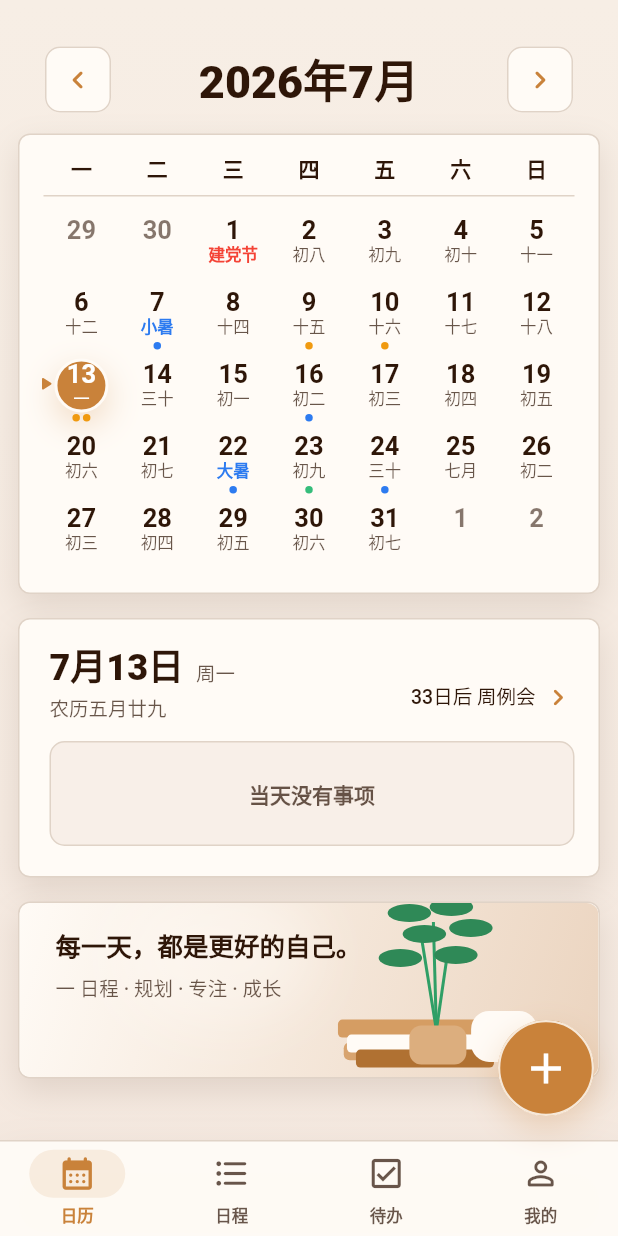
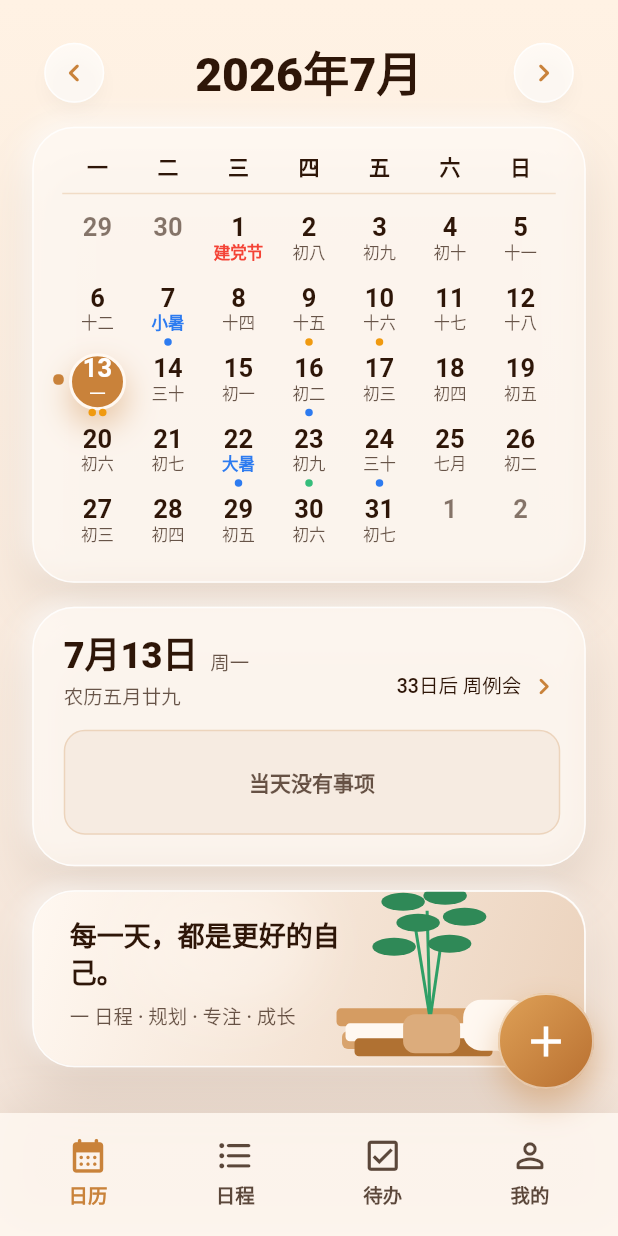
Before and after one commit to dabenbenzhong/flutter_demo, a Flutter app: the screen it shows after launch, on a phone screen of 412 x 824 dp. Run offline on Flutter 3.47's test engine with Material 3 defaults, Android fonts, the phone set to English and light mode, and no system bars; Roboto replaces fonts that are missing (sans).

Commit message:
Implement Figma calendar UI

```diff
--- a/lib/features/calendar/widgets/add_event_button.dart
+++ b/lib/features/calendar/widgets/add_event_button.dart
@@ -24,11 +24,15 @@ class AddEventButton extends StatelessWidget {
             width: appFloatingActionButtonSize,
             height: appFloatingActionButtonSize,
             decoration: BoxDecoration(
-              color: tokens.colors.primaryAction,
+              gradient: const LinearGradient(
+                begin: Alignment.topLeft,
+                end: Alignment.bottomRight,
+                colors: [Color(0xffdfa157), Color(0xffb86f30)],
+              ),
               shape: BoxShape.circle,
               border: Border.all(
-                color: tokens.colors.surface.withValues(alpha: 0.84),
-                width: 1.5,
+                color: Colors.white.withValues(alpha: 0.55),
+                width: 1.33,
               ),
               boxShadow: tokens.shadows.floating,
             ),
--- a/lib/features/calendar/widgets/calendar_bottom_navigation.dart
+++ b/lib/features/calendar/widgets/calendar_bottom_navigation.dart
@@ -25,32 +25,30 @@ class CalendarBottomNavigation extends StatelessWidget {
     return DecoratedBox(
       key: const ValueKey('calendar-bottom-navigation-surface'),
       decoration: BoxDecoration(
-        color: tokens.colors.surface.withValues(alpha: 0.96),
-        border: Border(top: BorderSide(color: tokens.colors.border)),
+        color: tokens.colors.surface.withValues(alpha: 0.86),
         boxShadow: tokens.shadows.navigation,
       ),
       child: SafeArea(
         top: false,
         child: SizedBox(
           height: appBottomNavigationHeight,
-          child: Center(
-            child: ConstrainedBox(
-              constraints: const BoxConstraints(maxWidth: appPageMaxWidth),
-              child: NavigationBar(
-                selectedIndex: selectedIndex,
-                onDestinationSelected: onSelected,
-                height: appBottomNavigationHeight,
-                backgroundColor: Colors.transparent,
-                elevation: 0,
-                labelBehavior: NavigationDestinationLabelBehavior.alwaysShow,
-                destinations: [
-                  for (final item in items)
-                    NavigationDestination(
-                      icon: Icon(item.icon),
-                      selectedIcon: Icon(item.icon),
-                      label: item.label,
-                    ),
-                ],
+          child: Material(
+            type: MaterialType.transparency,
+            child: Center(
+              child: ConstrainedBox(
+                constraints: const BoxConstraints(maxWidth: appPageMaxWidth),
+                child: Row(
+                  children: [
+                    for (var index = 0; index < items.length; index++)
+                      Expanded(
+                        child: _NavigationItem(
+                          data: items[index],
+                          isSelected: selectedIndex == index,
+                          onTap: () => onSelected(index),
+                        ),
+                      ),
+                  ],
+                ),
               ),
             ),
           ),
@@ -66,3 +64,49 @@ class _NavigationItemData {
   final IconData icon;
   final String label;
 }
+
+class _NavigationItem extends StatelessWidget {
+  const _NavigationItem({
+    required this.data,
+    required this.isSelected,
+    required this.onTap,
+  });
+
+  final _NavigationItemData data;
+  final bool isSelected;
+  final VoidCallback onTap;
+
+  @override
+  Widget build(BuildContext context) {
+    final tokens = context.appTheme;
+    final color = isSelected
+        ? tokens.colors.primaryAction
+        : tokens.colors.textSecondary.withValues(alpha: 0.78);
+
+    return InkResponse(
+      onTap: onTap,
+      radius: 34,
+      child: SizedBox(
+        height: 72,
+        child: Padding(
+          padding: EdgeInsets.only(top: tokens.spacing.xs + 2),
+          child: Column(
+            mainAxisSize: MainAxisSize.min,
+            children: [
+              Icon(data.icon, size: 27, color: color),
+              SizedBox(height: tokens.spacing.xxs - 1),
+              Text(
+                data.label,
+                style: tokens.text.bottomNavigation.copyWith(
+                  color: color,
+                  fontSize: 13,
+                  fontWeight: isSelected ? FontWeight.w800 : FontWeight.w600,
+                ),
+              ),
+            ],
+          ),
+        ),
+      ),
+    );
+  }
+}
--- a/lib/features/calendar/widgets/calendar_day_cell.dart
+++ b/lib/features/calendar/widgets/calendar_day_cell.dart
@@ -35,7 +35,7 @@ class CalendarDayCell extends StatelessWidget {
       behavior: HitTestBehavior.opaque,
       onTap: onTap,
       child: SizedBox(
-        height: 48,
+        height: 47,
         child: Stack(
           clipBehavior: Clip.none,
           alignment: Alignment.topCenter,
@@ -43,11 +43,14 @@ class CalendarDayCell extends StatelessWidget {
             if (day.showSelectionPointer)
               Positioned(
                 left: -6,
-                top: 13,
-                child: Icon(
-                  Icons.play_arrow_rounded,
-                  color: tokens.colors.primaryAction,
-                  size: 15,
+                top: 18,
+                child: Container(
+                  width: 7,
+                  height: 7,
+                  decoration: BoxDecoration(
+                    color: tokens.colors.primaryAction,
+                    borderRadius: BorderRadius.circular(tokens.radii.xs - 1),
+                  ),
                 ),
               ),
             if (day.isSelected)
@@ -55,8 +58,8 @@ class CalendarDayCell extends StatelessWidget {
                 top: 4,
                 child: Container(
                   key: ValueKey('selected-day-${day.day}'),
-                  width: 36,
-                  height: 36,
+                  width: 38,
+                  height: 38,
                   decoration: BoxDecoration(
                     shape: BoxShape.circle,
                     color: tokens.colors.primaryAction,
@@ -74,6 +77,7 @@ class CalendarDayCell extends StatelessWidget {
                   style: tokens.text.cardTitle.copyWith(
                     color: day.isSelected ? selectedTextColor : textColor,
                     height: 1.05,
+                    fontSize: 17,
                     fontWeight: FontWeight.w700,
                   ),
                 ),
--- a/lib/features/calendar/widgets/calendar_header.dart
+++ b/lib/features/calendar/widgets/calendar_header.dart
@@ -19,9 +19,9 @@ class CalendarHeader extends StatelessWidget {
 
     return Padding(
       padding: EdgeInsets.fromLTRB(
-        tokens.spacing.md,
-        tokens.spacing.sm,
-        tokens.spacing.md,
+        tokens.spacing.xxs,
+        tokens.spacing.xs - 2,
+        tokens.spacing.xxs,
         tokens.spacing.sm,
       ),
       child: Row(
@@ -42,6 +42,7 @@ class CalendarHeader extends StatelessWidget {
               softWrap: false,
               style: tokens.text.pageTitle.copyWith(
                 color: tokens.colors.textPrimary,
+                fontSize: 31,
               ),
             ),
           ),
@@ -76,13 +77,13 @@ class _MonthIconButton extends StatelessWidget {
       tooltip: tooltip,
       onPressed: onPressed,
       style: IconButton.styleFrom(
-        fixedSize: const Size.square(44),
-        backgroundColor: tokens.colors.surface,
+        fixedSize: const Size.square(40),
+        backgroundColor: Colors.white.withValues(alpha: 0.62),
         foregroundColor: tokens.colors.primaryAction,
-        side: BorderSide(color: tokens.colors.border),
-        shape: RoundedRectangleBorder(
-          borderRadius: BorderRadius.circular(tokens.radii.control),
-        ),
+        side: BorderSide(color: Colors.white.withValues(alpha: 0.78)),
+        shape: const CircleBorder(),
+        shadowColor: tokens.colors.textPrimary.withValues(alpha: 0.08),
+        elevation: 4,
       ),
       icon: Icon(icon, size: 24),
     );
--- a/lib/features/calendar/widgets/calendar_month_card.dart
+++ b/lib/features/calendar/widgets/calendar_month_card.dart
@@ -28,10 +28,10 @@ class CalendarMonthCard extends StatelessWidget {
 
     return AppContentCard(
       padding: EdgeInsets.fromLTRB(
-        tokens.spacing.md,
-        tokens.spacing.sm,
-        tokens.spacing.md,
-        tokens.spacing.md,
+        tokens.spacing.lg - 1,
+        tokens.spacing.md - 1,
+        tokens.spacing.lg - 1,
+        tokens.spacing.md - 1,
       ),
       child: Column(
         children: [
@@ -46,7 +46,7 @@ class CalendarMonthCard extends StatelessWidget {
             physics: const NeverScrollableScrollPhysics(),
             gridDelegate: const SliverGridDelegateWithFixedCrossAxisCount(
               crossAxisCount: 7,
-              mainAxisExtent: 48,
+              mainAxisExtent: 47,
             ),
             itemBuilder: (context, index) {
               final cell = cells[index];
--- a/lib/ui/theme/app_theme.dart
+++ b/lib/ui/theme/app_theme.dart
@@ -45,7 +45,7 @@ abstract final class AppTheme {
             vertical: tokens.spacing.sm,
           ),
           shape: RoundedRectangleBorder(
-            borderRadius: BorderRadius.circular(tokens.radii.control),
+            borderRadius: BorderRadius.circular(tokens.radii.pill),
           ),
           textStyle: tokens.text.button,
         ),
@@ -62,7 +62,7 @@ abstract final class AppTheme {
             vertical: tokens.spacing.sm,
           ),
           shape: RoundedRectangleBorder(
-            borderRadius: BorderRadius.circular(tokens.radii.control),
+            borderRadius: BorderRadius.circular(tokens.radii.pill),
           ),
           textStyle: tokens.text.button,
         ),
@@ -78,7 +78,7 @@ abstract final class AppTheme {
       ),
       inputDecorationTheme: InputDecorationThemeData(
         filled: true,
-        fillColor: tokens.colors.surface,
+        fillColor: tokens.colors.surface.withValues(alpha: 0.72),
         labelStyle: tokens.text.helper.copyWith(
           color: tokens.colors.textSecondary,
         ),
@@ -91,7 +91,7 @@ abstract final class AppTheme {
         ),
         contentPadding: EdgeInsets.symmetric(
           horizontal: tokens.spacing.md,
-          vertical: tokens.spacing.sm,
+          vertical: tokens.spacing.xs,
         ),
         enabledBorder: OutlineInputBorder(
           borderRadius: BorderRadius.circular(tokens.radii.control),
@@ -181,12 +181,12 @@ class AppThemeTokens extends ThemeExtension<AppThemeTokens> {
 
   const AppThemeTokens.light()
     : colors = const AppColorTokens(
-        background: Color(0xfff7eee5),
-        surface: Color(0xfffffbf6),
-        surfaceMuted: Color(0xfff3e6dc),
+        background: Color(0xfffff2e4),
+        surface: Color(0xfffff8f1),
+        surfaceMuted: Color(0xfff2e3d8),
         textPrimary: Color(0xff2e1608),
         textSecondary: Color(0xb82e1608),
-        border: Color(0xffe0d3c7),
+        border: Color(0x38c9823a),
         primaryAction: Color(0xffc9823a),
         onPrimaryAction: Color(0xffffffff),
         dangerAction: Color(0xffb94731),
@@ -207,13 +207,13 @@ class AppThemeTokens extends ThemeExtension<AppThemeTokens> {
         sectionTitle: TextStyle(
           color: Color(0xff2e1608),
           fontSize: 18,
-          fontWeight: FontWeight.w800,
+          fontWeight: FontWeight.w900,
           letterSpacing: 0,
         ),
         cardTitle: TextStyle(
           color: Color(0xff2e1608),
-          fontSize: 17,
-          fontWeight: FontWeight.w800,
+          fontSize: 18,
+          fontWeight: FontWeight.w900,
           letterSpacing: 0,
         ),
         body: TextStyle(
@@ -259,32 +259,37 @@ class AppThemeTokens extends ThemeExtension<AppThemeTokens> {
       radii = const AppRadiusTokens(
         xs: 4,
         sm: 8,
-        control: 10,
-        card: 8,
+        control: 14,
+        card: 28,
         dialog: 18,
-        sheet: 22,
+        sheet: 28,
         pill: 999,
       ),
       shadows = const AppShadowTokens(
         card: [
           BoxShadow(
             color: Color(0x1f4c2d18),
-            blurRadius: 18,
-            offset: Offset(0, 8),
+            blurRadius: 30,
+            offset: Offset(0, 18),
+          ),
+          BoxShadow(
+            color: Color(0x80ffffff),
+            blurRadius: 12,
+            offset: Offset(-6, -6),
           ),
         ],
         navigation: [
           BoxShadow(
-            color: Color(0x174c2d18),
-            blurRadius: 24,
-            offset: Offset(0, 10),
+            color: Color(0x144c2d18),
+            blurRadius: 22,
+            offset: Offset(0, -8),
           ),
         ],
         floating: [
           BoxShadow(
-            color: Color(0x42c9823a),
+            color: Color(0x6bc9823a),
             blurRadius: 18,
-            offset: Offset(0, 8),
+            offset: Offset(0, 10),
           ),
         ],
       );
```
Also changed, not shown: lib/features/calendar/screens/calendar_home_screen.dart (+6 -1 lines), lib/features/calendar/widgets/agenda_section.dart (+20 -6 lines), lib/ui/components/app_components.dart (+71 -21 lines), 2 other files.
